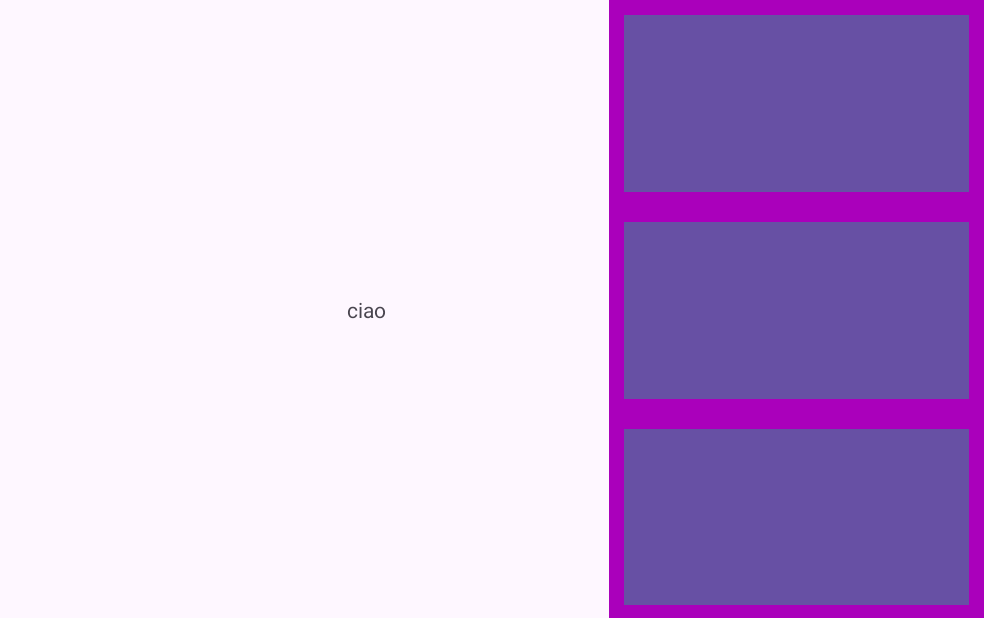
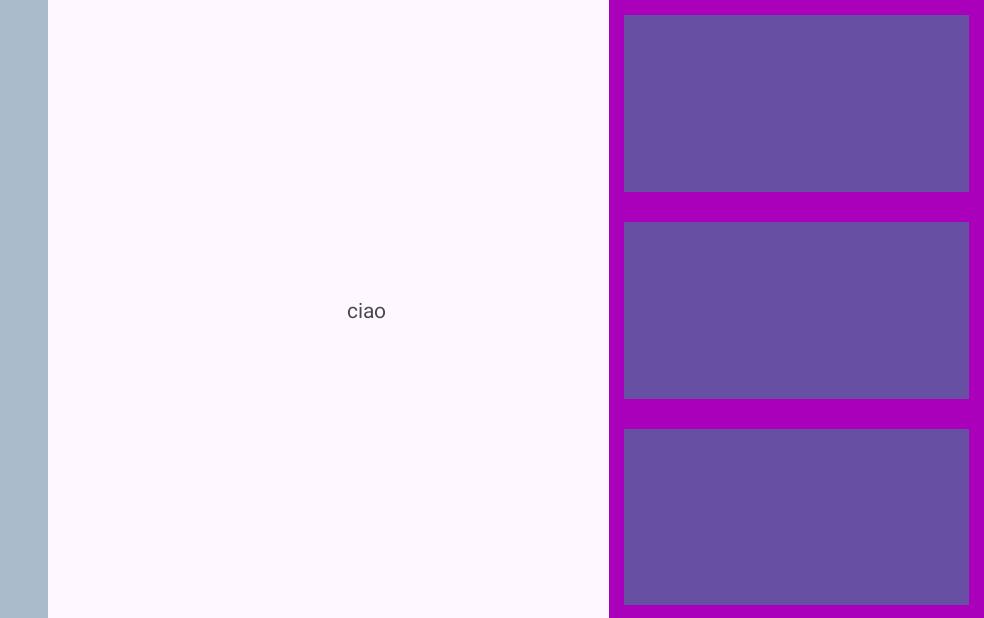
Before and after one commit to Shoenemann/Trumpet-simulator, an Android app: the screen it shows after launch (MainActivity), on a phone screen of 824 x 412 dp (held sideways). Shown: the whole screen, without its empty margins (252-1236 px from the left). Run offline under Robolectric (Android 15) with nearby library versions, the phone set to English and light mode, and no system bars.

Commit message:
creata View "aria" sinistra

```diff
--- a/app/src/main/java/com/example/trumpetsimulator/MainActivity.java
+++ b/app/src/main/java/com/example/trumpetsimulator/MainActivity.java
@@ -13,9 +13,10 @@ import android.widget.TextView;
 public class MainActivity extends AppCompatActivity {
 
     boolean [] pistoni_premuti = {false,false,false};
-    TextView debugText;
+    private TextView debugText;
 
     View pistone1,pistone2,pistone3;
+    View aria;
 
     private SoundPool soundPool;
     int tmpSound;
@@ -38,6 +39,9 @@ public class MainActivity extends AppCompatActivity {
 
         tmpSound = soundPool.load(this,R.raw.d,1);
 
+        aria = findViewById(R.id.aria);
+
+        aria.setOnTouchListener(this::aria_touch);
 
         pistone1 = findViewById(R.id.pistone1);
         pistone2 = findViewById(R.id.pistone2);
@@ -48,6 +52,20 @@ public class MainActivity extends AppCompatActivity {
         pistone3.setOnTouchListener((v, event) -> piston_touch(v,event,3));
     }
 
+    public boolean aria_touch(View v,MotionEvent event) {
+        v.performClick();
+        int sound = calculateSound();
+        if(event.getAction() == MotionEvent.ACTION_DOWN) {
+            soundPool.play(sound,1,1,0,0,1);
+        } else if (event.getAction() == MotionEvent.ACTION_UP) {
+            soundPool.stop(sound);
+        }
+        return true;
+    }
+
+    public int calculateSound() {
+        return tmpSound;
+    }
     public void piston_effect() {
         StringBuilder debugPistoni = new StringBuilder();
         for (int i = 0; i<3; i++) {
@@ -63,7 +81,6 @@ public class MainActivity extends AppCompatActivity {
     public boolean piston_touch(View v, MotionEvent event, int qualePistone){
         // praticamente un onTouchListener
         v.performClick();
-        soundPool.play(tmpSound,1,1,0,0,1);
         if (event.getAction() == MotionEvent.ACTION_DOWN) {
             piston_press(qualePistone);
         } else if (event.getAction() == MotionEvent.ACTION_UP) {
--- a/app/src/main/res/layout/activity_main.xml
+++ b/app/src/main/res/layout/activity_main.xml
@@ -19,6 +19,20 @@
         android:layout_width="match_parent"
         android:layout_height="match_parent">
 
+        <LinearLayout
+            android:layout_width="200dp"
+            android:layout_height="match_parent"
+            android:background="#aabbcc"
+            android:orientation="vertical"
+            android:layout_alignParentStart="true"
+
+            app:layout_constraintEnd_toEndOf="parent">
+            <View
+                android:id = "@+id/aria"
+                android:layout_width="match_parent"
+                android:layout_height="match_parent"/>
+
+        </LinearLayout>
 
         <LinearLayout
             android:layout_width="250dp"
```
